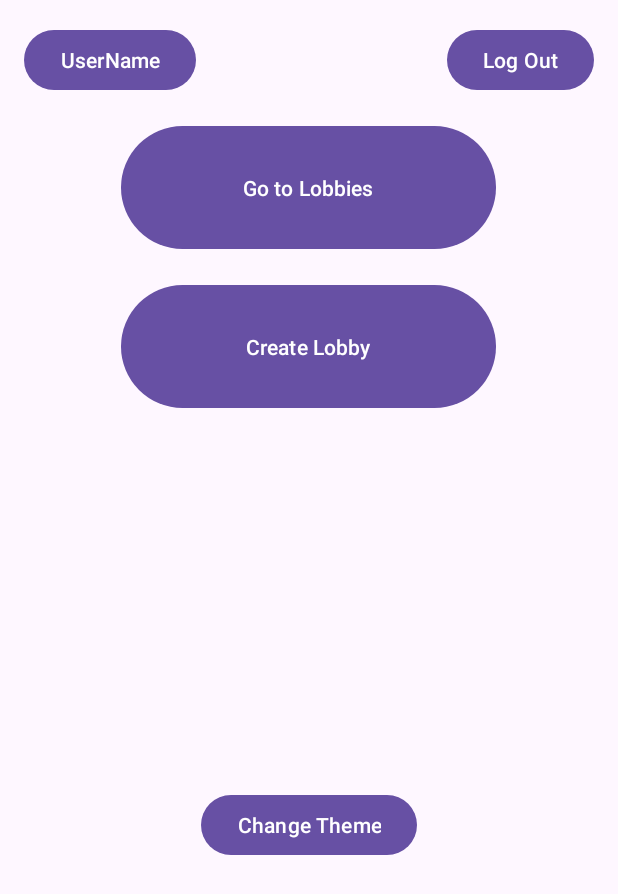
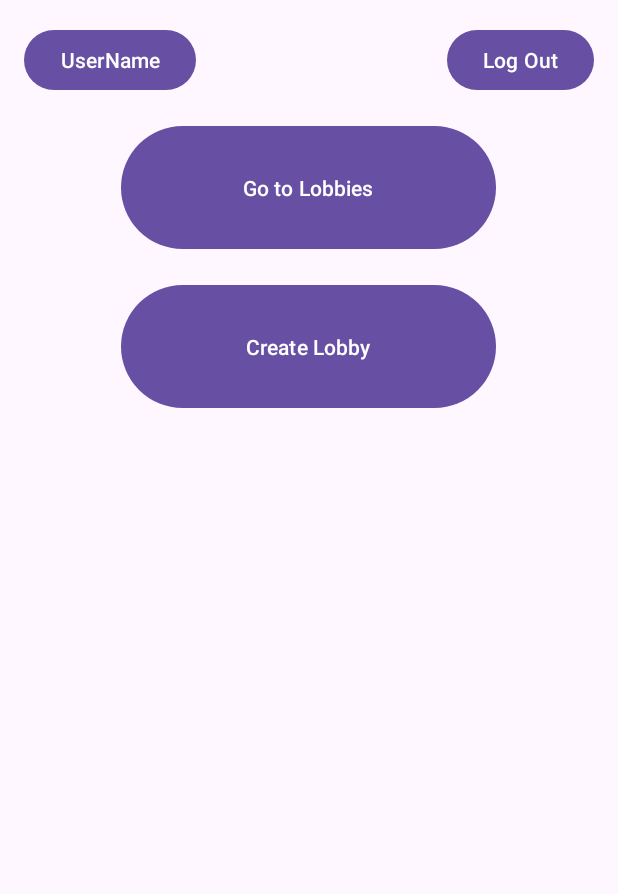
Before and after one commit to dorawyy/cpen321-w23-team-ace, an Android app: the layout activity_lounge.xml on its own in the app's theme, with its tools: preview values and no code run, on a phone screen of 412 x 824 dp. Shown: the top 894 px of the screen. Run offline under Robolectric (Android 15) with nearby library versions, the phone set to English and light mode, and no system bars.

Commit message:
removed bad button

```diff
--- a/frontend/AndroidCasinoUser/app/src/main/res/layout/activity_lounge.xml
+++ b/frontend/AndroidCasinoUser/app/src/main/res/layout/activity_lounge.xml
@@ -50,12 +50,4 @@
         android:layout_marginTop="16dp"
         android:text="Create Lobby" />
 
-    <Button
-        android:id="@+id/changeThemeButtonLounge"
-        android:layout_width="wrap_content"
-        android:layout_height="wrap_content"
-        android:layout_gravity="bottom|center_horizontal"
-        android:layout_marginTop="250dp"
-        android:text="Change Theme" />
-
 </LinearLayout>
```
